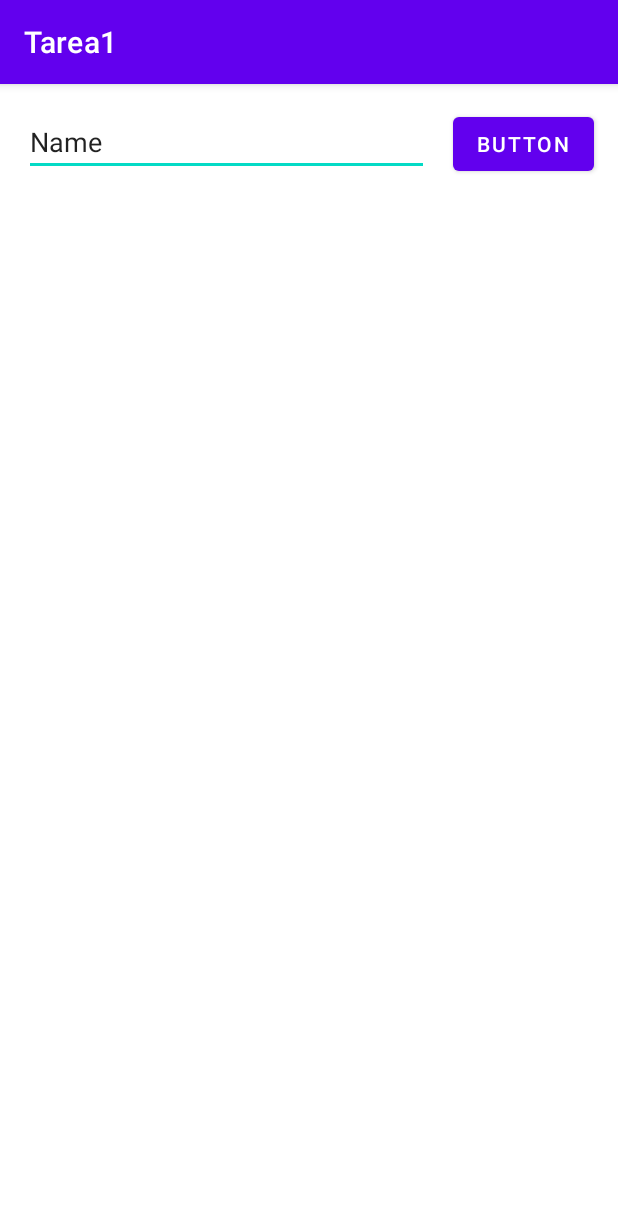
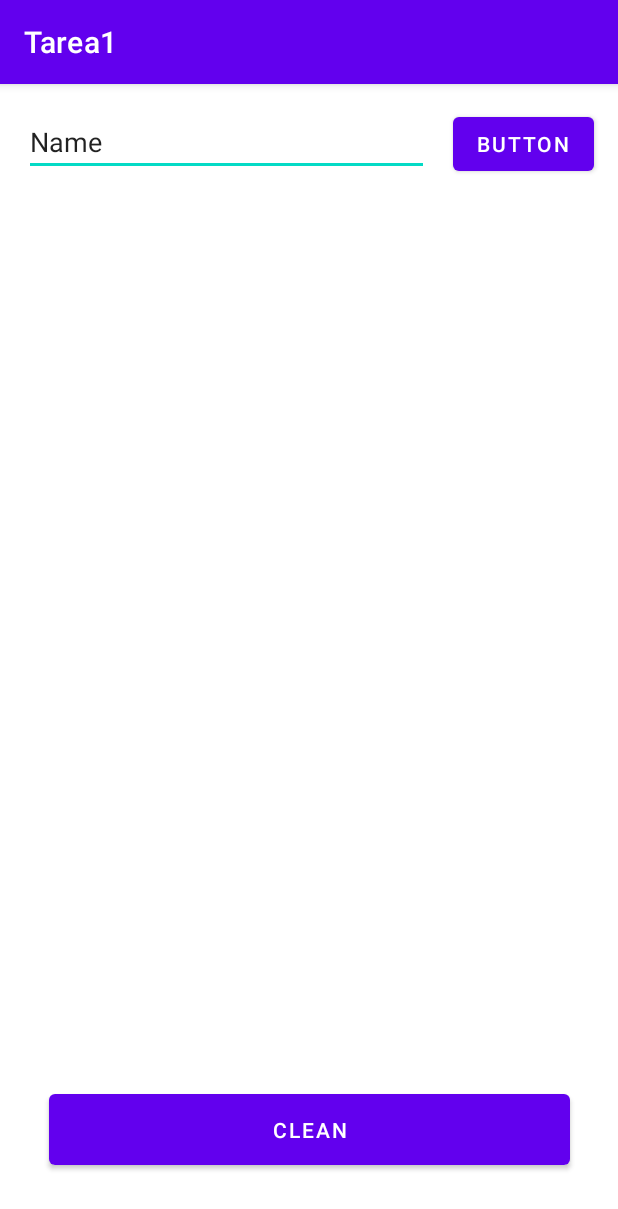
Before and after one commit to omar1007/ClickMeApp, an Android app: the screen it shows after launch (MainActivity), on a phone screen of 412 x 824 dp. Shown: the top 1209 px of the screen. Run offline under Robolectric (Android 15) with nearby library versions, the phone set to English and light mode, and no system bars.

Commit message:
segundo commit con el boton limpiar

```diff
--- a/app/src/main/java/com/example/tarea1/MainActivity.kt
+++ b/app/src/main/java/com/example/tarea1/MainActivity.kt
@@ -23,6 +23,7 @@ class MainActivity : AppCompatActivity() {
 
         val userInput: EditText = findViewById<EditText>(R.id.editTextTextPersonName)
         val button: Button = findViewById<Button>(R.id.button)
+        val clear: Button = findViewById<Button>(R.id.clear)
         textView = findViewById<TextView>(R.id.textView3)
 
         textView?.text=""
@@ -35,6 +36,12 @@ class MainActivity : AppCompatActivity() {
                 textView?.append("\n")
                 //               userInput.setText("")
                 userInput.text.clear()
+            }
+        })
+
+        clear.setOnClickListener(object: View.OnClickListener{
+            override fun onClick(p0: View?) {
+                textView?.text = ""
             }
         })
     }
--- a/app/src/main/res/layout/activity_main.xml
+++ b/app/src/main/res/layout/activity_main.xml
@@ -34,8 +34,8 @@
 
     <TextView
         android:id="@+id/textView3"
-        android:layout_width="381dp"
-        android:layout_height="645dp"
+        android:layout_width="392dp"
+        android:layout_height="540dp"
         android:layout_marginStart="16dp"
         android:layout_marginTop="16dp"
         android:layout_marginEnd="16dp"
@@ -44,7 +44,23 @@
         android:text="TextView"
         app:layout_constraintBottom_toBottomOf="parent"
         app:layout_constraintEnd_toEndOf="parent"
+        app:layout_constraintHorizontal_bias="0.538"
         app:layout_constraintStart_toStartOf="parent"
-        app:layout_constraintTop_toBottomOf="@+id/editTextTextPersonName" />
+        app:layout_constraintTop_toBottomOf="@+id/editTextTextPersonName"
+        app:layout_constraintVertical_bias="0.061" />
+
+    <Button
+        android:id="@+id/clear"
+        android:layout_width="347dp"
+        android:layout_height="59dp"
+        android:layout_marginStart="16dp"
+        android:layout_marginTop="16dp"
+        android:layout_marginEnd="16dp"
+        android:layout_marginBottom="16dp"
+        android:text="Clean"
+        app:layout_constraintBottom_toBottomOf="parent"
+        app:layout_constraintEnd_toEndOf="parent"
+        app:layout_constraintStart_toStartOf="parent"
+        app:layout_constraintTop_toBottomOf="@+id/textView3" />
 
 </androidx.constraintlayout.widget.ConstraintLayout>
```
